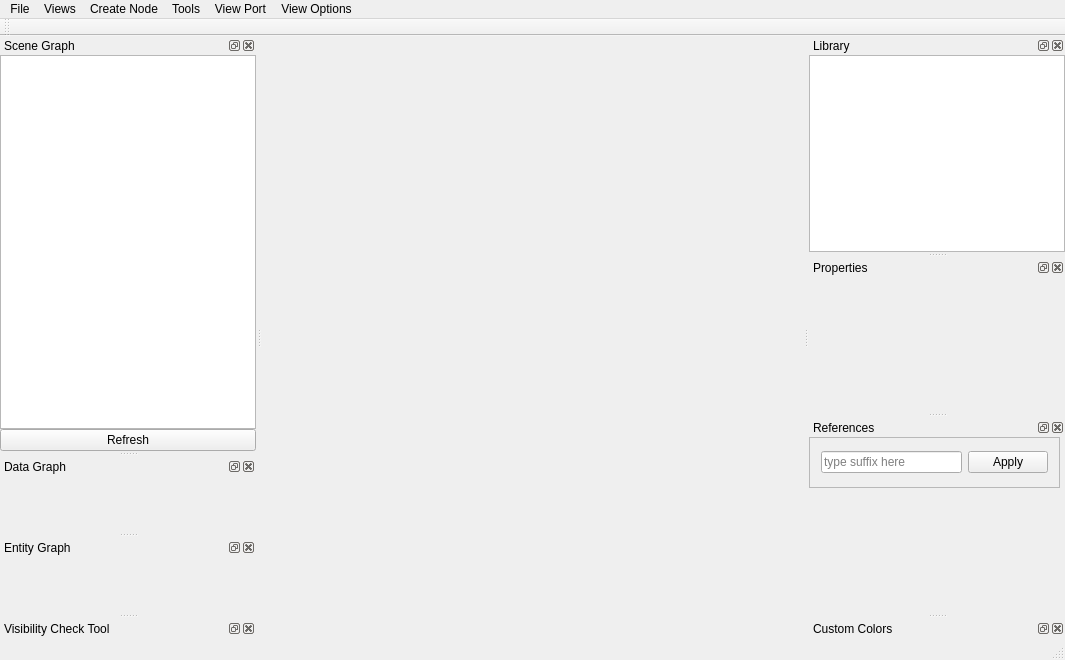
Old version of the form Tools/ResourceEditor/DataQt/mainwindow.ui in the repository xaoctech/dava.engine.
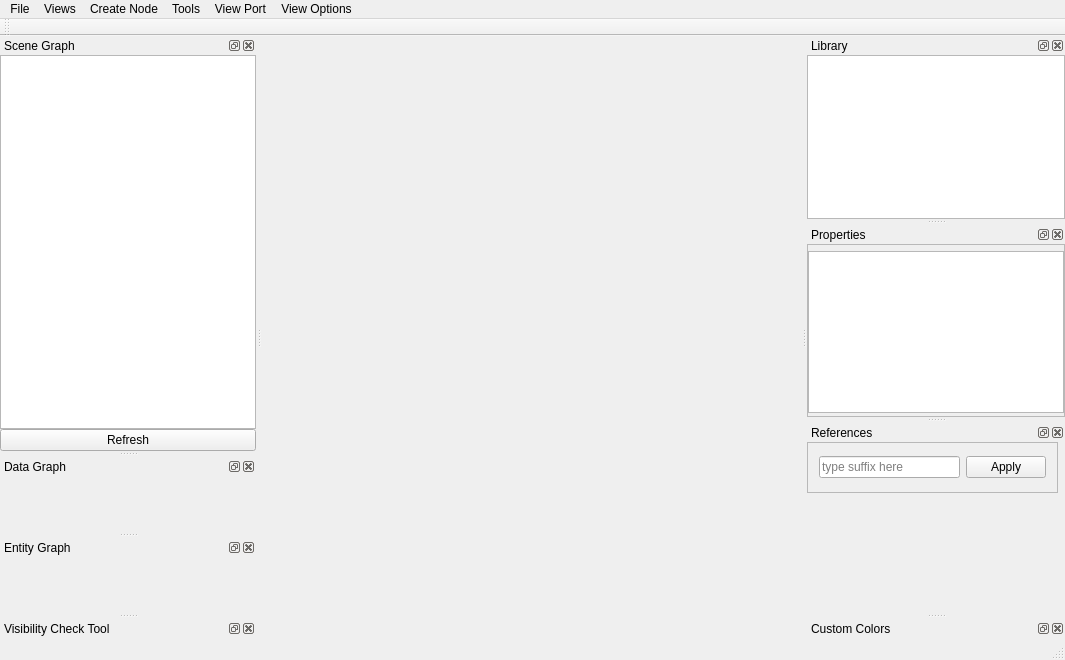
New version of the form. Icons and pictures are not drawn. Custom widgets are drawn as their Qt base class.

Commit message: [DF-480] Added new QtPropertyEditor control (in test mode).

```diff
--- a/Tools/ResourceEditor/DataQt/mainwindow.ui
+++ b/Tools/ResourceEditor/DataQt/mainwindow.ui
@@ -162,7 +162,47 @@
       <number>0</number>
      </property>
      <item>
-      <widget class="PropertiesView" name="propertiesView" native="true"/>
+      <widget class="QFrame" name="frameProperties">
+       <property name="frameShape">
+        <enum>QFrame::StyledPanel</enum>
+       </property>
+       <property name="frameShadow">
+        <enum>QFrame::Raised</enum>
+       </property>
+       <layout class="QVBoxLayout" name="verticalLayout_6">
+        <property name="spacing">
+         <number>6</number>
+        </property>
+        <property name="leftMargin">
+         <number>0</number>
+        </property>
+        <property name="topMargin">
+         <number>0</number>
+        </property>
+        <property name="rightMargin">
+         <number>0</number>
+        </property>
+        <property name="bottomMargin">
+         <number>3</number>
+        </property>
+        <item>
+         <widget class="PropertiesView" name="propertiesView" native="true"/>
+        </item>
+        <item>
+         <widget class="PropertyEditor" name="propertyEditor">
+          <property name="editTriggers">
+           <set>QAbstractItemView::DoubleClicked|QAbstractItemView::EditKeyPressed</set>
+          </property>
+          <property name="alternatingRowColors">
+           <bool>true</bool>
+          </property>
+          <property name="indentation">
+           <number>20</number>
+          </property>
+         </widget>
+        </item>
+       </layout>
+      </widget>
      </item>
     </layout>
    </widget>
@@ -686,6 +726,11 @@
    <header>DockVisibilityTool/VisibilityToolView.h</header>
    <container>1</container>
   </customwidget>
+  <customwidget>
+   <class>PropertyEditor</class>
+   <extends>QTreeView</extends>
+   <header>DockProperties/PropertyEditor.h</header>
+  </customwidget>
  </customwidgets>
  <resources>
   <include location="QtIcons.qrc"/>
```
Left out of the diff: 5 changed lines with no effect on the pictures. The commit also changes 14 other files.
